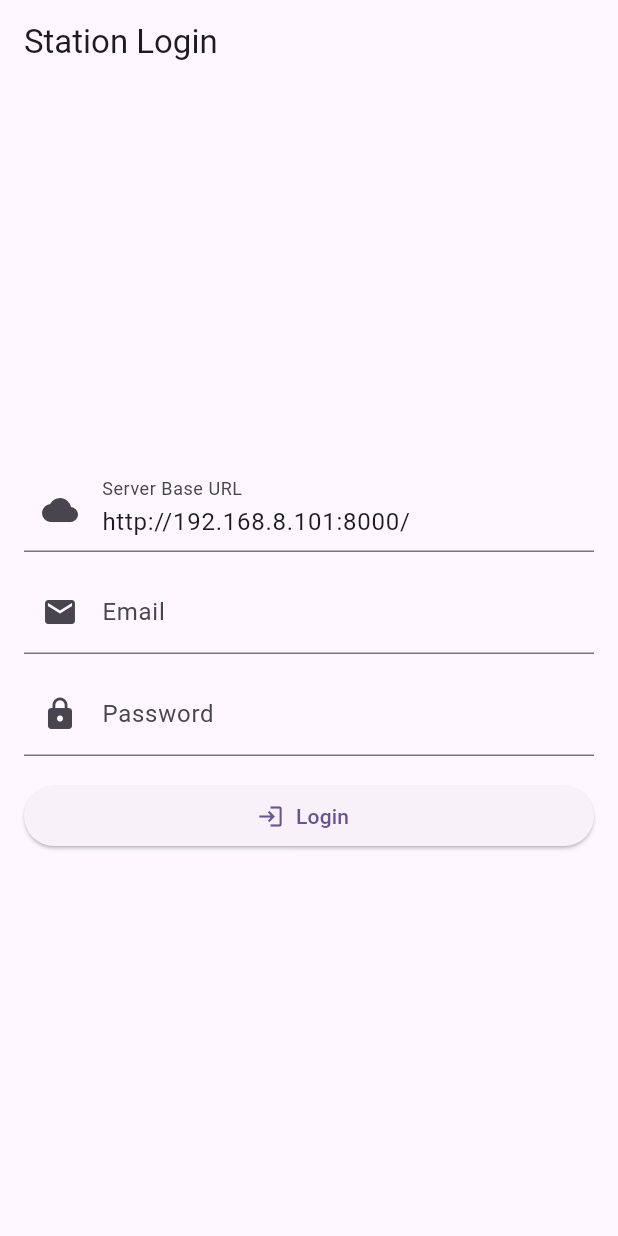
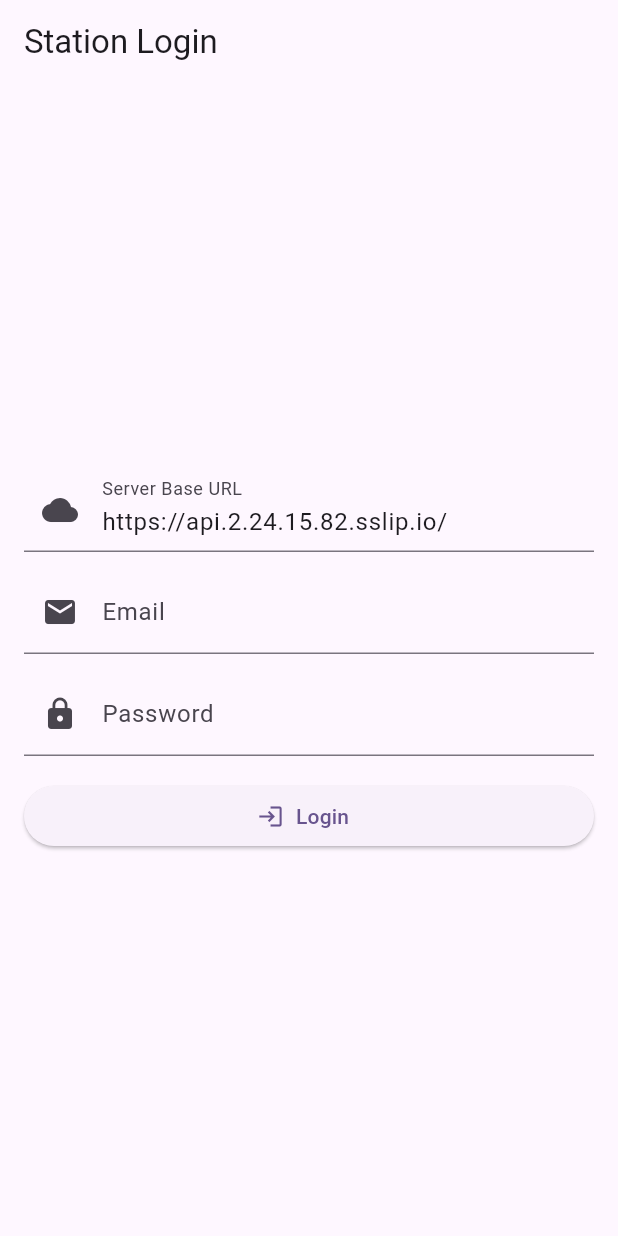
Before and after one commit to officialselase/zamio_prototype-main, a Flutter app: the screen it shows after launch, on a phone screen of 412 x 824 dp. Run offline on Flutter 3.47's test engine with Material 3 defaults, Android fonts, the light colour scheme and no system bars; our stand-ins replace connectivity_plus, firebase_messaging, flutter_local_notifications, permission_handler, shared_preferences, sqflite; missing offline and left inert: flutter_foreground_task, flutter_sound; accounts and stored records are empty.

Commit message:
Configured Mobile App Defaults for Hosted Coolify URL

```diff
--- a/zamio_app/lib/RadioSniffer.dart
+++ b/zamio_app/lib/RadioSniffer.dart
@@ -56,7 +56,7 @@ class _StatusPageState extends State<StatusPage>
   String _authToken = '';
   String get _uploadUrl {
     final base =
-        _backendBase.isNotEmpty ? _backendBase : 'http://192.168.8.101:8000/';
+        _backendBase.isNotEmpty ? _backendBase : 'https://api.2.24.15.82.sslip.io/';
     final normalized = base.endsWith('/') ? base : (base + '/');
     return normalized + 'api/music-monitor/stream/upload/';
   }
--- a/zamio_app/lib/ui/login_page.dart
+++ b/zamio_app/lib/ui/login_page.dart
@@ -16,7 +16,7 @@ class _LoginPageState extends State<LoginPage> {
   final _emailCtrl = TextEditingController();
   final _passwordCtrl = TextEditingController();
   final _baseUrlCtrl =
-      TextEditingController(text: 'http://192.168.8.101:8000/');
+      TextEditingController(text: 'https://api.2.24.15.82.sslip.io/');
   bool _loading = false;
   String? _error;
 
```
